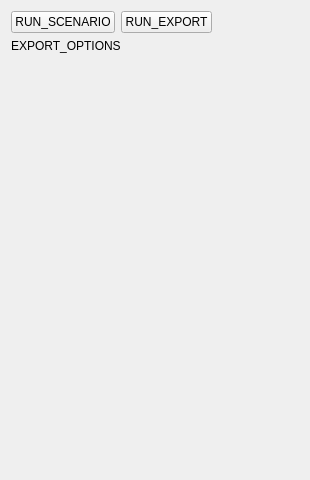
The window that assets/ui/TaskPanelSimulationContainerProperties.ui (juliolopeztorres/first-order-fem) describes before a commit, drawn with Qt 5.
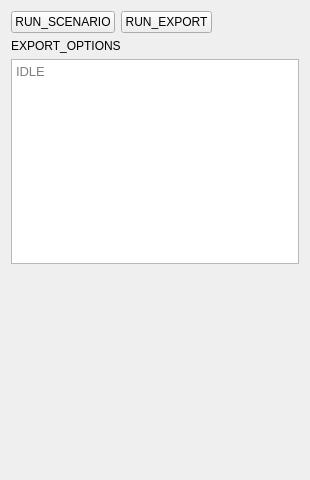
The same window after the commit.

Commit message: feat: Add report `Widget` and update translations

The edit to the form file:
```diff
--- a/assets/ui/TaskPanelSimulationContainerProperties.ui
+++ b/assets/ui/TaskPanelSimulationContainerProperties.ui
@@ -19,7 +19,7 @@
   <property name="windowTitle">
    <string>WINDOW_TITLE</string>
   </property>
-  <layout class="QVBoxLayout" name="verticalLayout_3" stretch="0,0,0,0">
+  <layout class="QVBoxLayout" name="verticalLayout_3" stretch="0,0,0,0,0">
    <item>
     <layout class="QHBoxLayout" name="horizontalLayout_4">
      <property name="rightMargin">
@@ -70,6 +70,24 @@
    <item>
     <layout class="QVBoxLayout" name="exportOptionsFrame"/>
    </item>
+   <item>
+    <widget class="QTextBrowser" name="textReport">
+     <property name="font">
+      <font>
+       <pointsize>10</pointsize>
+      </font>
+     </property>
+     <property name="focusPolicy">
+      <enum>Qt::NoFocus</enum>
+     </property>
+     <property name="textInteractionFlags">
+      <set>Qt::LinksAccessibleByMouse|Qt::TextSelectableByMouse</set>
+     </property>
+     <property name="placeholderText">
+      <string>IDLE</string>
+     </property>
+    </widget>
+   </item>
    <item>
     <spacer name="verticalSpacer">
      <property name="orientation">
```
The commit also changes 6 other files.
